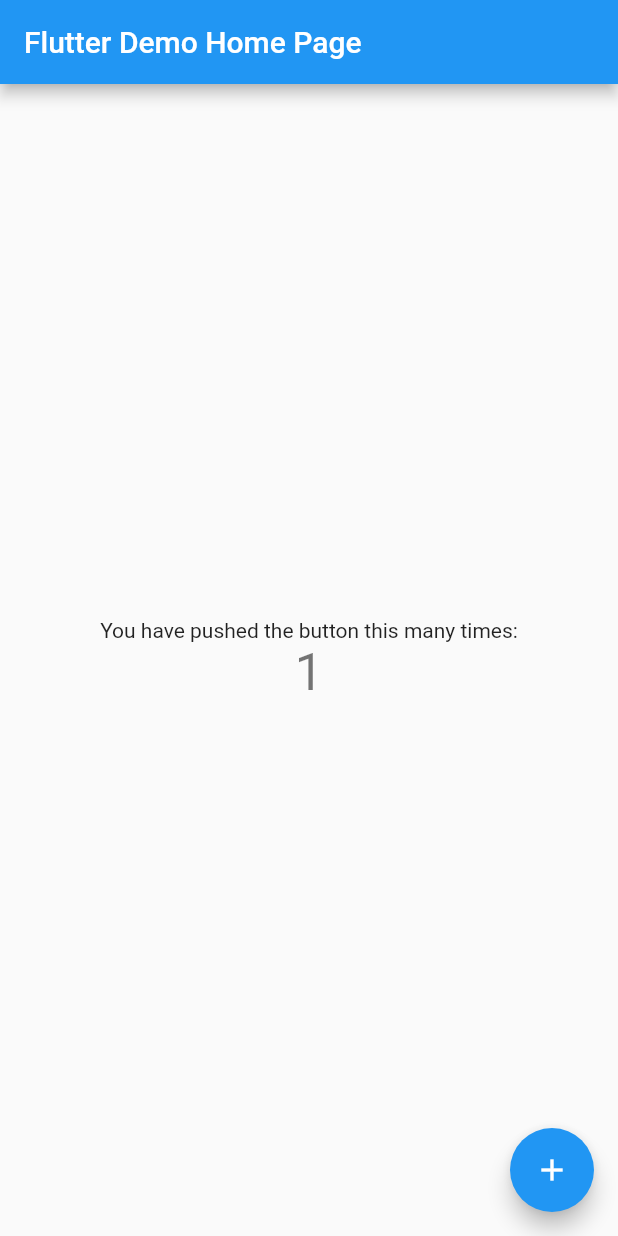
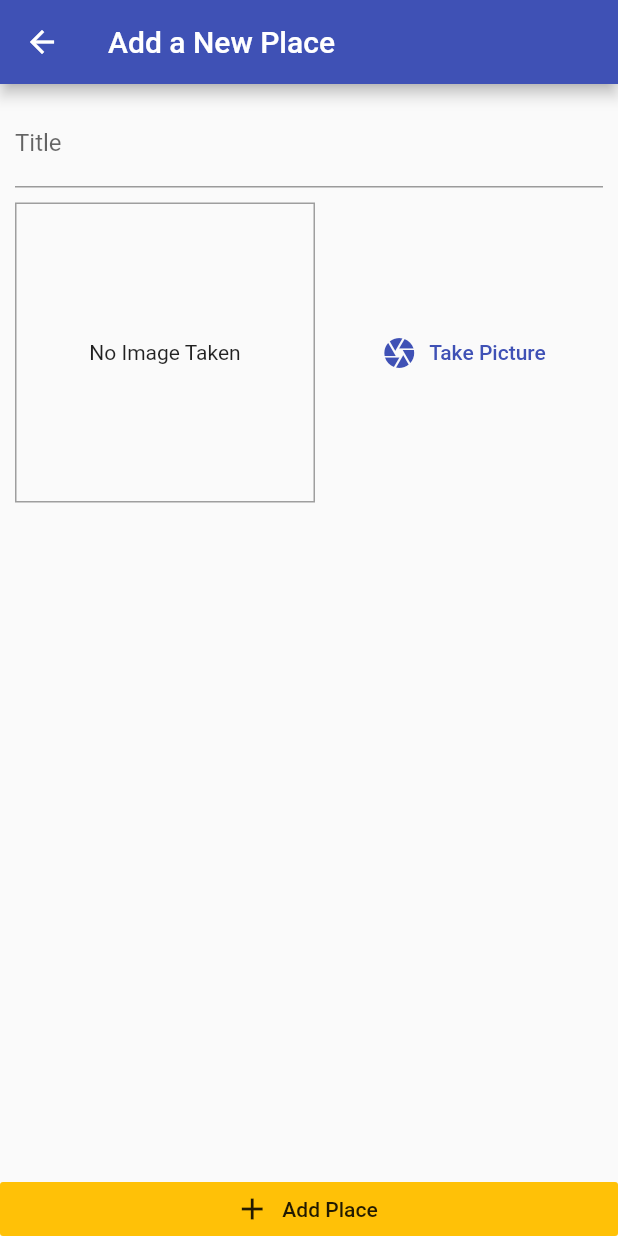
Before and after one commit to bowe99/Great-Places, a Flutter app: the screen it shows after launch, after a tap on the "add" icon, on a phone screen of 412 x 824 dp. Run offline on Flutter 3.47's test engine with Material 2 defaults, Android fonts, the phone set to English and light mode, and no system bars.

Commit message:
Add structure for adding a new place screen

```diff
--- a/lib/main.dart
+++ b/lib/main.dart
@@ -1,117 +1,29 @@
+import 'package:Great_Places/providers/great_places.dart';
+import 'package:Great_Places/screens/add_place_screen.dart';
+import 'package:Great_Places/screens/places_list_screen.dart';
 import 'package:flutter/material.dart';
+import 'package:provider/provider.dart';
 
 void main() {
   runApp(MyApp());
 }
 
 class MyApp extends StatelessWidget {
-  // This widget is the root of your application.
   @override
   Widget build(BuildContext context) {
-    return MaterialApp(
-      title: 'Flutter Demo',
-      theme: ThemeData(
-        // This is the theme of your application.
-        //
-        // Try running your application with "flutter run". You'll see the
-        // application has a blue toolbar. Then, without quitting the app, try
-        // changing the primarySwatch below to Colors.green and then invoke
-        // "hot reload" (press "r" in the console where you ran "flutter run",
-        // or simply save your changes to "hot reload" in a Flutter IDE).
-        // Notice that the counter didn't reset back to zero; the application
-        // is not restarted.
-        primarySwatch: Colors.blue,
-        // This makes the visual density adapt to the platform that you run
-        // the app on. For desktop platforms, the controls will be smaller and
-        // closer together (more dense) than on mobile platforms.
-        visualDensity: VisualDensity.adaptivePlatformDensity,
+    return ChangeNotifierProvider.value(
+      value: GreatPlaces(),
+      child: MaterialApp(
+        title: 'Great Places',
+        theme: ThemeData(
+          primarySwatch: Colors.indigo,
+          accentColor: Colors.amber,
+        ),
+        home: PlacesListScreen(),
+        routes: {
+          AddPlaceScreen.routeName: (ctx) => AddPlaceScreen(),
+        },
       ),
-      home: MyHomePage(title: 'Flutter Demo Home Page'),
     );
   }
 }
-
-class MyHomePage extends StatefulWidget {
-  MyHomePage({Key key, this.title}) : super(key: key);
-
-  // This widget is the home page of your application. It is stateful, meaning
-  // that it has a State object (defined below) that contains fields that affect
-  // how it looks.
-
-  // This class is the configuration for the state. It holds the values (in this
-  // case the title) provided by the parent (in this case the App widget) and
-  // used by the build method of the State. Fields in a Widget subclass are
-  // always marked "final".
-
-  final String title;
-
-  @override
-  _MyHomePageState createState() => _MyHomePageState();
-}
-
-class _MyHomePageState extends State<MyHomePage> {
-  int _counter = 0;
-
-  void _incrementCounter() {
-    setState(() {
-      // This call to setState tells the Flutter framework that something has
-      // changed in this State, which causes it to rerun the build method below
-      // so that the display can reflect the updated values. If we changed
-      // _counter without calling setState(), then the build method would not be
-      // called again, and so nothing would appear to happen.
-      _counter++;
-    });
-  }
-
-  @override
-  Widget build(BuildContext context) {
-    // This method is rerun every time setState is called, for instance as done
-    // by the _incrementCounter method above.
-    //
-    // The Flutter framework has been optimized to make rerunning build methods
-    // fast, so that you can just rebuild anything that needs updating rather
-    // than having to individually change instances of widgets.
-    return Scaffold(
-      appBar: AppBar(
-        // Here we take the value from the MyHomePage object that was created by
-        // the App.build method, and use it to set our appbar title.
-        title: Text(widget.title),
-      ),
-      body: Center(
-        // Center is a layout widget. It takes a single child and positions it
-        // in the middle of the parent.
-        child: Column(
-          // Column is also a layout widget. It takes a list of children and
-          // arranges them vertically. By default, it sizes itself to fit its
-          // children horizontally, and tries to be as tall as its parent.
-          //
-          // Invoke "debug painting" (press "p" in the console, choose the
-          // "Toggle Debug Paint" action from the Flutter Inspector in Android
-          // Studio, or the "Toggle Debug Paint" command in Visual Studio Code)
-          // to see the wireframe for each widget.
-          //
-          // Column has various properties to control how it sizes itself and
-          // how it positions its children. Here we use mainAxisAlignment to
-          // center the children vertically; the main axis here is the vertical
-          // axis because Columns are vertical (the cross axis would be
-          // horizontal).
-          mainAxisAlignment: MainAxisAlignment.center,
-          children: <Widget>[
-            Text(
-              'You have pushed the button this many times:',
-            ),
-            Text(
-              '$_counter',
-              style: Theme.of(context).textTheme.headline4,
-            ),
-          ],
-        ),
-      ),
-      floatingActionButton: FloatingActionButton(
-        onPressed: _incrementCounter,
-        tooltip: 'Increment',
-        child: Icon(Icons.add),
-      ), // This trailing comma makes auto-formatting nicer for build methods.
-    );
-  }
-}
--- /dev/null
+++ b/lib/models/place.dart
@@ -0,0 +1,29 @@
+import 'dart:io';
+
+import 'package:flutter/foundation.dart';
+
+class PlaceLocation {
+  final double latitude;
+  final double longitude;
+  final String address;
+
+  PlaceLocation({
+    @required this.latitude,
+    @required this.longitude,
+    this.address,
+  });
+}
+
+class Place {
+  final String id;
+  final String title;
+  final PlaceLocation location;
+  final File image;
+
+  Place({
+    @required this.image,
+    @required this.id,
+    @required this.location,
+    @required this.title,
+  });
+}
--- /dev/null
+++ b/lib/providers/great_places.dart
@@ -0,0 +1,12 @@
+import 'package:flutter/foundation.dart';
+
+import 'package:Great_Places/models/place.dart';
+
+
+class GreatPlaces with ChangeNotifier {
+  List<Place> _items = [];
+
+  List<Place> get items {
+    return [..._items];
+  }
+}
--- /dev/null
+++ b/lib/screens/add_place_screen.dart
@@ -0,0 +1,52 @@
+import 'package:Great_Places/widgets/image_input.dart';
+import 'package:flutter/material.dart';
+
+class AddPlaceScreen extends StatefulWidget {
+  static const routeName = '/add-place';
+
+  @override
+  _AddPlaceScreenState createState() => _AddPlaceScreenState();
+}
+
+class _AddPlaceScreenState extends State<AddPlaceScreen> {
+  final _titleController = TextEditingController();
+
+  @override
+  Widget build(BuildContext context) {
+    return Scaffold(
+      appBar: AppBar(
+        title: Text('Add a New Place'),
+      ),
+      body: Column(
+        crossAxisAlignment: CrossAxisAlignment.stretch,
+        children: <Widget>[
+          Expanded(
+            child: SingleChildScrollView(
+              child: Padding(
+                padding: const EdgeInsets.all(10.0),
+                child: Column(
+                  children: <Widget>[
+                    TextField(
+                      decoration: InputDecoration(labelText: 'Title'),
+                      controller: _titleController,
+                    ),
+                    SizedBox(height: 10,),
+                    ImageInput(),
+                  ],
+                ),
+              ),
+            ),
+          ),
+          RaisedButton.icon(
+            onPressed: () {},
+            icon: Icon(Icons.add),
+            label: Text('Add Place'),
+            elevation: 0,
+            materialTapTargetSize: MaterialTapTargetSize.shrinkWrap,
+            color: Theme.of(context).accentColor,
+          )
+        ],
+      ),
+    );
+  }
+}
--- /dev/null
+++ b/lib/screens/places_list_screen.dart
@@ -0,0 +1,24 @@
+import 'package:Great_Places/screens/add_place_screen.dart';
+import 'package:flutter/material.dart';
+
+class PlacesListScreen extends StatelessWidget {
+  @override
+  Widget build(BuildContext context) {
+    return Scaffold(
+      appBar: AppBar(
+        title: Text('Places'),
+        actions: <Widget>[
+          IconButton(
+            icon: Icon(Icons.add),
+            onPressed: () {
+              Navigator.of(context).pushNamed(AddPlaceScreen.routeName);
+            },
+          )
+        ],
+      ),
+      body: Center(
+        child: CircularProgressIndicator(),
+      ),
+    );
+  }
+}
--- /dev/null
+++ b/lib/widgets/image_input.dart
@@ -0,0 +1,51 @@
+import 'dart:io';
+
+import 'package:flutter/material.dart';
+
+class ImageInput extends StatefulWidget {
+  @override
+  _ImageInputState createState() => _ImageInputState();
+}
+
+class _ImageInputState extends State<ImageInput> {
+  File _storedImage;
+
+  @override
+  Widget build(BuildContext context) {
+    return Row(
+      children: <Widget>[
+        Container(
+          width: 200,
+          height: 200,
+          decoration: BoxDecoration(
+            border: Border.all(
+              width: 1,
+              color: Colors.grey,
+            ),
+          ),
+          child: _storedImage != null
+              ? Image.file(
+                  _storedImage,
+                  fit: BoxFit.cover,
+                  width: double.infinity,
+                )
+              : Center(
+                  child: Text('No Image Taken', textAlign: TextAlign.center,),
+                ),
+          alignment: Alignment.center,
+        ),
+        SizedBox(
+          width: 10,
+        ),
+        Expanded(
+          child: FlatButton.icon(
+            icon: Icon(Icons.camera),
+            label: Text('Take Picture'),
+            textColor: Theme.of(context).primaryColor,
+            onPressed: () {},
+          ),
+        ),
+      ],
+    );
+  }
+}
--- a/pubspec.yaml
+++ b/pubspec.yaml
@@ -23,6 +23,7 @@ environment:
 dependencies:
   flutter:
     sdk: flutter
+  provider: ^4.1.1
 
 
   # The following adds the Cupertino Icons font to your application.
```
Also changed, not shown: lib/screens/places_detail_screen.dart (added), pubspec.lock.
